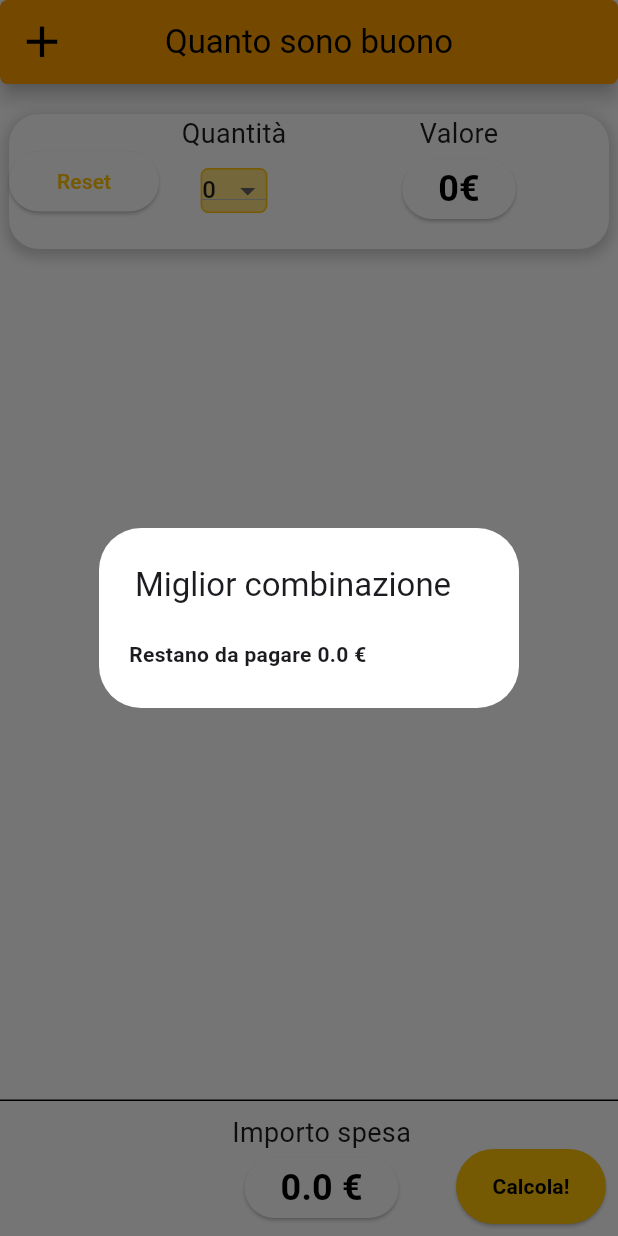
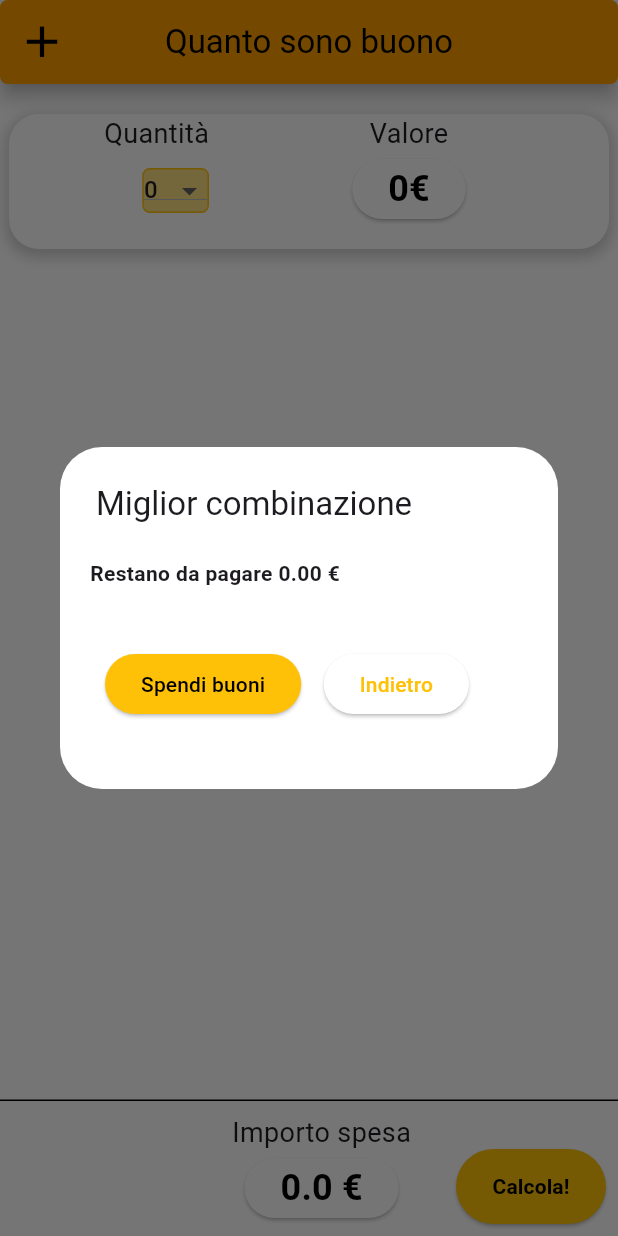
Before and after one commit to djcavei/quanto_sono_buono, a Flutter app: the screen it shows after launch, after a tap on the "add" icon, after a tap on "Calcola!", on a phone screen of 412 x 824 dp. Run offline on Flutter 3.47's test engine with Material 3 defaults, Android fonts, the light colour scheme and no system bars; our stand-ins replace fluttertoast, google_fonts, sqflite; accounts and stored records are empty.

Commit message:
bkp prima di mettere swiper

```diff
--- a/lib/main.dart
+++ b/lib/main.dart
@@ -10,7 +10,6 @@ import 'package:sqflite/sqflite.dart';
 import 'package:fluttertoast/fluttertoast.dart';
 
 void main() {
-  SystemChrome.setPreferredOrientations([DeviceOrientation.portraitUp]);
   GoogleFonts.config.allowRuntimeFetching = false;
   runApp(const MyApp());
 }
@@ -21,6 +20,7 @@ class MyApp extends StatelessWidget {
   // This widget is the root of your application.
   @override
   Widget build(BuildContext context) {
+    SystemChrome.setPreferredOrientations([DeviceOrientation.portraitUp]);
     return MaterialApp(
       title: 'Quanto sono buono',
       theme: ThemeData(
@@ -104,8 +104,9 @@ class _MyHomePageState extends State<MyHomePage> {
         ],
         appBar: AppBar(
           leading: IconButton(
-            highlightColor:
-                _goodsMealWidgets.length < 5 ? null : Colors.transparent,
+            highlightColor: _goodsMealWidgets.length < maxNumGoodsMeal
+                ? null
+                : Colors.transparent,
             style: _setAddButtonStyle(),
             tooltip: "Aggiungi nuovo buono",
             icon: const Icon(Icons.add),
@@ -130,6 +131,9 @@ class _MyHomePageState extends State<MyHomePage> {
       _goodsMealWidgets.add(GestureDetector(
           key: UniqueKey(),
           onLongPress: () => _removeGoodsMealDialog(globalKey),
+          onPanUpdate: (details) => details.delta.dx > 8.0
+              ? _removeGoodsMealDialog(globalKey)
+              : {}, // todo swipe con animazione
           child: GoodsMealWidget(
               alreadyPresentCallback: _checkIfAlreadyPresent,
               saveCallback: _saveData,
@@ -190,7 +194,7 @@ class _MyHomePageState extends State<MyHomePage> {
 
     return ButtonStyle(
         iconSize: MaterialStateProperty.all(35),
-        iconColor: enabledOrDisabled(_goodsMealWidgets.length < 5));
+        iconColor: enabledOrDisabled(_goodsMealWidgets.length < maxNumGoodsMeal));
   }
 
   void _insertAmountDialog(BuildContext context) {
@@ -278,8 +282,22 @@ class _MyHomePageState extends State<MyHomePage> {
       rowList.add(Padding(
           padding: const EdgeInsets.symmetric(vertical: 10, horizontal: 20),
           child: Row(children: [
-            Text('Restano da pagare $remainingAmount €',
+            Text('Restano da pagare ${remainingAmount.toStringAsFixed(2)} €',
                 style: const TextStyle(fontWeight: FontWeight.bold))
+          ])));
+      rowList.add(Padding(
+          padding: const EdgeInsets.symmetric(vertical: 30, horizontal: 30),
+          child: Row(children: [
+            ElevatedButton(
+                style: ButtonStyle(
+                    foregroundColor: MaterialStateProperty.all(
+                        Theme.of(context).colorScheme.onPrimary),
+                    backgroundColor: MaterialStateProperty.all(
+                        Theme.of(context).colorScheme.primary)),
+                onPressed: ()  {_subtractGoodsMeal(bestCombo); Navigator.of(context).pop();},
+                child: const Text("Spendi buoni")),
+            const SizedBox(width: 15),
+            ElevatedButton(onPressed: () => Navigator.of(context).pop(), child: const Text("Indietro"))
           ])));
       return rowList;
     }
@@ -363,6 +381,20 @@ class _MyHomePageState extends State<MyHomePage> {
       });
     });
   }
+
+  void _subtractGoodsMeal(List<GoodsBag> bestCombo) {
+    for(var gb in bestCombo) {
+      for(var key in _keys) {
+        final valString = key.currentState!.val;
+        if((double.parse(key.currentState!.val) - gb.value).abs() < 0.001) {
+          var qtyString = key.currentState!.qty;
+          var newQtyInt = int.parse(qtyString) - gb.quantity;
+          key.currentState!.quantityDropdownButton("$newQtyInt");
+          _saveData("$newQtyInt", valString, null);
+        }
+      }
+    }
+  }
 }
 
 typedef SaveDataCallback = void Function(
--- a/lib/widgets/goods_meal_widget.dart
+++ b/lib/widgets/goods_meal_widget.dart
@@ -17,6 +17,10 @@ class GoodsMealWidget extends StatefulWidget {
 }
 
 class GoodsMealWidgetState extends State<GoodsMealWidget> {
+  Color get onSecondary => Theme.of(context).colorScheme.onSecondary;
+
+  Color get secondary => Theme.of(context).colorScheme.secondary;
+
   String _quantityDropdownButton = '0';
 
   String get val => _value;
@@ -55,14 +59,9 @@ class GoodsMealWidgetState extends State<GoodsMealWidget> {
         child: Row(mainAxisAlignment: MainAxisAlignment.start, children: [
           Expanded(
               flex: 1,
-              child: ElevatedButton(
-                onPressed: () {},
-                child: const Text("Reset"),
-              )),
-          Expanded(
-              flex: 1,
               child: Column(
                 mainAxisAlignment: MainAxisAlignment.start,
+                crossAxisAlignment: CrossAxisAlignment.end,
                 children: [
                   const Text("Quantità", style: TextStyle(fontSize: 18)),
                   Container(
--- a/pubspec.yaml
+++ b/pubspec.yaml
@@ -35,6 +35,7 @@ dependencies:
   shared_preferences: ^2.0.12
   google_fonts: ^6.1.0
   sqflite: ^2.0.0
+  flutter_swiper_view: ^1.1.8
 
 
   # The following adds the Cupertino Icons font to your application.
```
Also changed, not shown: lib/best_combo.dart (deleted, +0 -32 lines), pubspec.lock.
